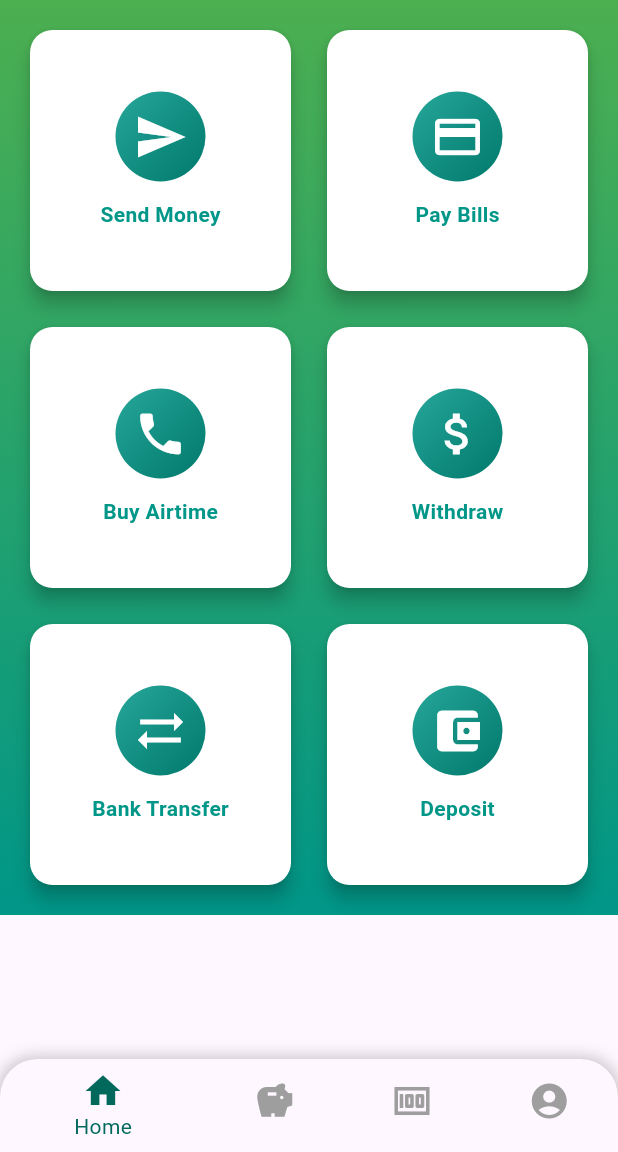
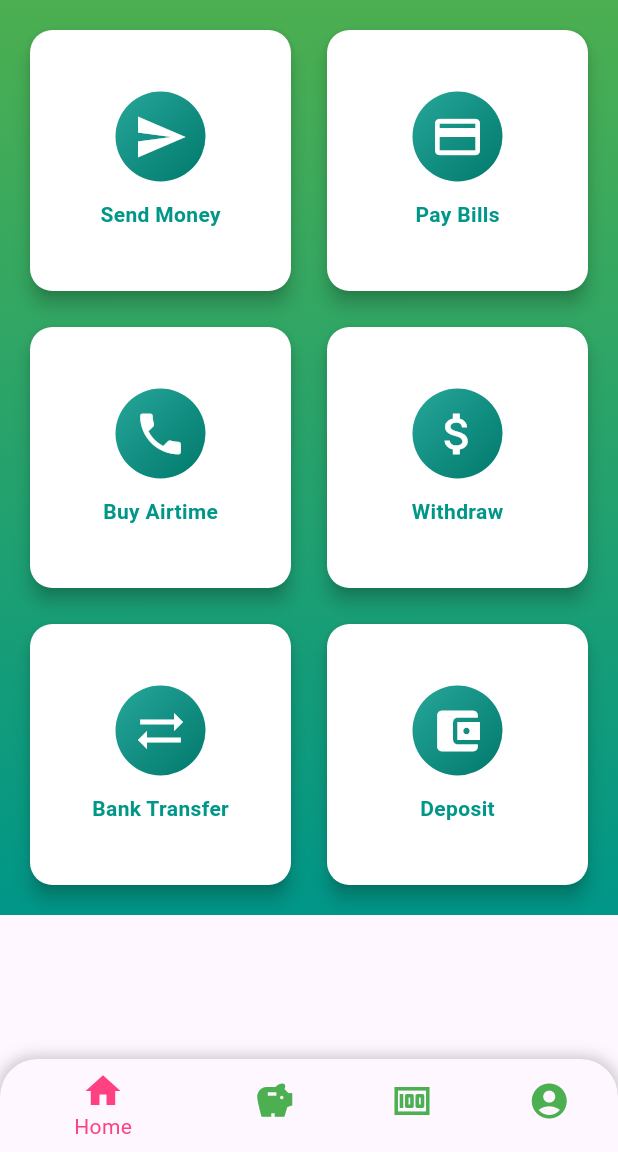
Before and after one commit to Lenkaa3792/PocketBank, a Flutter app: the DashboardPage screen opened by its route, in the side drawer, after a tap on "Home", on a phone screen of 412 x 824 dp, the part 84-1236 px from its top. Run offline on Flutter 3.47's test engine with Material 3 defaults, Android fonts, the phone set to English and light mode, and no system bars; our stand-ins replace cloud_firestore, firebase_auth, firebase_core, get_it; accounts and stored records are empty.

Commit message:
more pink buttons addition

```diff
--- a/lib/pages/dashboard.dart
+++ b/lib/pages/dashboard.dart
@@ -1,5 +1,6 @@
 import 'package:flutter/material.dart';
 import 'package:pocket_banking/classes/dashboard_grid.dart';
+import 'package:pocket_banking/widgets/main_drawer_widget.dart';
 import 'savings_page.dart';
 import 'loan_page.dart';
 import 'account_page.dart';
@@ -57,7 +58,7 @@ class _DashboardPageState extends State<DashboardPage> {
             ),
           ],
         ),
-        drawer: drawerWidget(),
+        drawer: MainDrawerWidget(),
         body: Container(
           decoration: const BoxDecoration(
             gradient: LinearGradient(
@@ -94,8 +95,8 @@ class _DashboardPageState extends State<DashboardPage> {
             child: BottomNavigationBar(
               currentIndex: _selectedIndex,
               onTap: _onItemTapped,
-              selectedItemColor: Colors.teal.shade800,
-              unselectedItemColor: Colors.grey,
+              selectedItemColor: Colors.pinkAccent,
+              unselectedItemColor: Colors.green,
               selectedFontSize: 14,
               unselectedFontSize: 12,
               iconSize: 28,
@@ -107,7 +108,7 @@ class _DashboardPageState extends State<DashboardPage> {
                 BottomNavigationBarItem(
                     icon: Icon(Icons.account_circle), label: 'Account'),
               ],
-              backgroundColor: Colors.green,
+              backgroundColor: Colors.white,
             ),
           ),
         ),
@@ -115,93 +116,5 @@ class _DashboardPageState extends State<DashboardPage> {
     );
   }
 
-  Widget drawerWidget() {
-    return Drawer(
-      backgroundColor: Colors.teal,
-      child: ListView(
-        padding: EdgeInsets.zero,
-        children: [
-          ListTile(
-            textColor: Colors.white,
-            hoverColor: Colors.white,
-            selectedColor: Colors.white,
-            iconColor: Colors.white,
-            leading: const Icon(Icons.home),
-            title: const Text('Home'),
-            onTap: () {
-              Navigator.of(context).pop(); // Close the drawer
-            },
-          ),
-          const Divider(
-            height: 5.0,
-            thickness: 1,
-            color: Colors.white,
-          ),
-          ListTile(
-            textColor: Colors.white,
-            hoverColor: Colors.white,
-            selectedColor: Colors.white,
-            iconColor: Colors.white,
-            leading: const Icon(Icons.analytics),
-            title: const Text('Analytics'),
-            onTap: () {
-              Navigator.of(context).pop(); // Close the drawer
-            },
-          ),
-          const Divider(
-            height: 5.0,
-            thickness: 1,
-            color: Colors.white,
-          ),
-          ListTile(
-            textColor: Colors.white,
-            hoverColor: Colors.white,
-            selectedColor: Colors.white,
-            iconColor: Colors.white,
-            leading: const Icon(Icons.chat),
-            title: const Text('Reach Out'),
-            onTap: () {
-              Navigator.of(context).pop(); // Close the drawer
-            },
-          ),
-          const Divider(
-            height: 5.0,
-            thickness: 1,
-            color: Colors.white,
-          ),
-          ListTile(
-            textColor: Colors.white,
-            hoverColor: Colors.white,
-            selectedColor: Colors.white,
-            iconColor: Colors.white,
-            leading: const Icon(Icons.settings),
-            title: const Text('Settings'),
-            onTap: () {
-              // Handle navigation to settings screen
-            },
-          ),
-          const Divider(
-            height: 5.0,
-            thickness: 1,
-            color: Colors.white,
-          ),
-          ListTile(
-            textColor: Colors.white,
-            hoverColor: Colors.white,
-            selectedColor: Colors.white,
-            iconColor: Colors.white,
-            leading: const Icon(Icons.logout),
-            title: const Text('Logout'),
-            onTap: () {
-              _logOut();
-            },
-          ),
-        ],
-      ),
-    );
-  }
 
-  void _logOut() {
-    Navigator.pushReplacementNamed(context, '/login');
-  }
 }
--- /dev/null
+++ b/lib/widgets/main_drawer_widget.dart
@@ -0,0 +1,110 @@
+import 'package:flutter/material.dart';
+
+class MainDrawerWidget extends StatefulWidget {
+  const MainDrawerWidget({super.key});
+
+  @override
+  State<MainDrawerWidget> createState() => _MainDrawerWidgetState();
+}
+
+class _MainDrawerWidgetState extends State<MainDrawerWidget> {
+  @override
+  Widget build(BuildContext context) {
+    return Container(
+      decoration: const BoxDecoration(
+        gradient: LinearGradient(
+          colors: [Colors.green, Colors.teal],
+          begin: Alignment.topCenter,
+          end: Alignment.bottomCenter,
+        ),
+      ),
+      child: Drawer(
+        backgroundColor: Colors.teal,
+        child: ListView(
+          padding: EdgeInsets.zero,
+          children: [
+            ListTile(
+              textColor: Colors.white,
+              hoverColor: Colors.white,
+              selectedColor: Colors.white,
+              iconColor: Colors.white,
+              leading: const Icon(Icons.home),
+              title: const Text('Home'),
+              onTap: () {
+                Navigator.of(context).pop(); // Close the drawer
+              },
+            ),
+            const Divider(
+              height: 5.0,
+              thickness: 1,
+              color: Colors.white,
+            ),
+            ListTile(
+              textColor: Colors.white,
+              hoverColor: Colors.white,
+              selectedColor: Colors.white,
+              iconColor: Colors.white,
+              leading: const Icon(Icons.analytics),
+              title: const Text('Analytics'),
+              onTap: () {
+                Navigator.of(context).pop(); // Close the drawer
+              },
+            ),
+            const Divider(
+              height: 5.0,
+              thickness: 1,
+              color: Colors.white,
+            ),
+            ListTile(
+              textColor: Colors.white,
+              hoverColor: Colors.white,
+              selectedColor: Colors.white,
+              iconColor: Colors.white,
+              leading: const Icon(Icons.chat),
+              title: const Text('Reach Out'),
+              onTap: () {
+                Navigator.of(context).pop(); // Close the drawer
+              },
+            ),
+            const Divider(
+              height: 5.0,
+              thickness: 1,
+              color: Colors.white,
+            ),
+            ListTile(
+              textColor: Colors.white,
+              hoverColor: Colors.white,
+              selectedColor: Colors.white,
+              iconColor: Colors.white,
+              leading: const Icon(Icons.settings),
+              title: const Text('Settings'),
+              onTap: () {
+                // Handle navigation to settings screen
+              },
+            ),
+            const Divider(
+              height: 5.0,
+              thickness: 1,
+              color: Colors.white,
+            ),
+            ListTile(
+              textColor: Colors.white,
+              hoverColor: Colors.white,
+              selectedColor: Colors.white,
+              iconColor: Colors.white,
+              leading: const Icon(Icons.logout),
+              title: const Text('Logout'),
+              onTap: () {
+                logOut();
+              },
+            ),
+          ],
+        ),
+      ),
+    );
+  }
+
+  void logOut() {
+    Navigator.pushReplacementNamed(context, '/login');
+  }
+}
```
